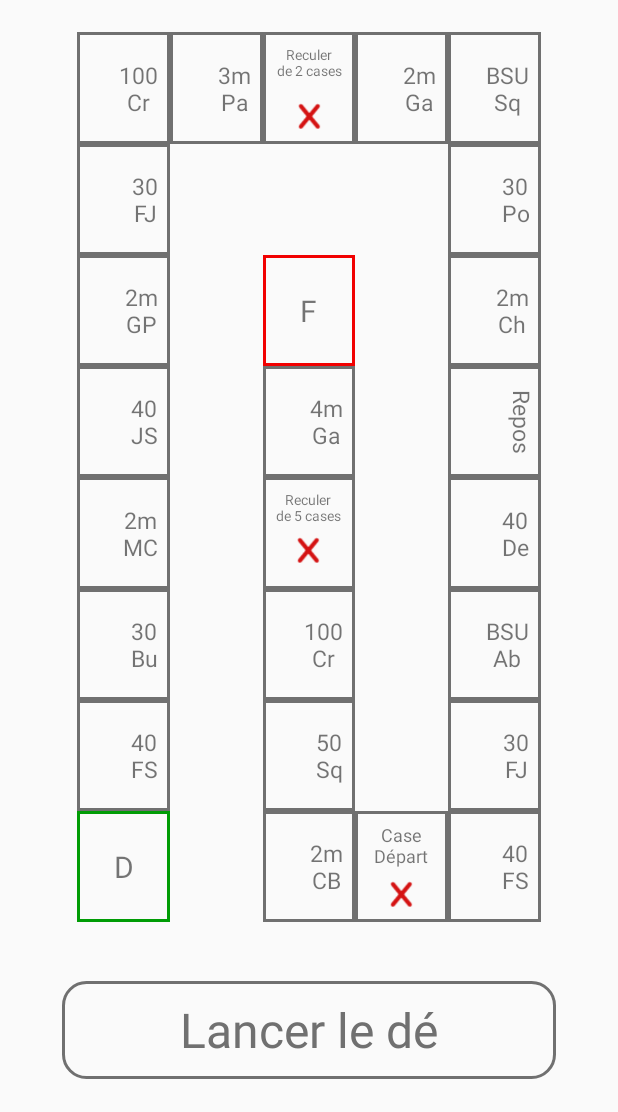
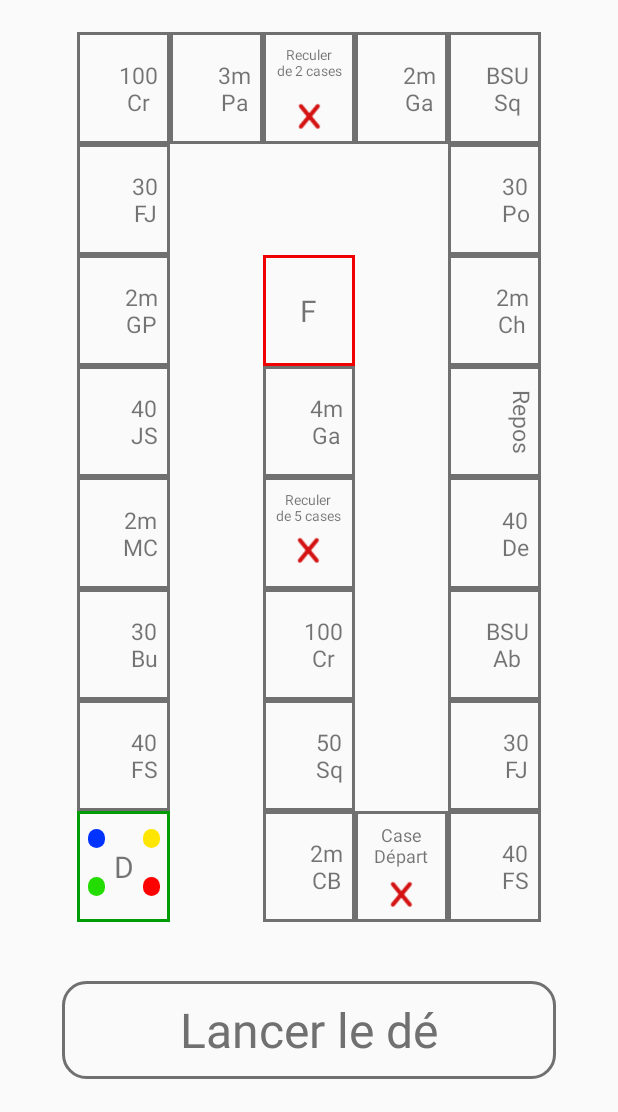
Before and after one commit to CornierQuentin/LePetitFlo, an Android app: the screen it shows after launch (MainActivity), on a phone screen of 412 x 824 dp, the part 124-1236 px from its top. Run offline under Robolectric (Android 15) with nearby library versions, the phone set to English and light mode, and no system bars.

Commit message:
Création des 4 pions dans leurs positions initiales, création d'une fonction rattacher au clique du bouton "Lancer le dé" permettant de déplacer le pion 1 vers la case 21

```diff
--- a/app/src/main/java/fr/cornier/lepetitflo/MainActivity.kt
+++ b/app/src/main/java/fr/cornier/lepetitflo/MainActivity.kt
@@ -2,11 +2,26 @@ package fr.cornier.lepetitflo
 
 import androidx.appcompat.app.AppCompatActivity
 import android.os.Bundle
+import android.view.View
+import android.widget.Button
+import androidx.constraintlayout.widget.ConstraintSet
+import kotlinx.android.synthetic.main.activity_main.*
 
 class MainActivity : AppCompatActivity() {
+
+    val set = ConstraintSet()
 
     override fun onCreate(savedInstanceState: Bundle?) {
         super.onCreate(savedInstanceState)
         setContentView(R.layout.activity_main)
     }
+    fun test (button: View) {
+        val result = (1..24).random()
+
+        set.clone(constraintLayout)
+        set.connect(player1.id, ConstraintSet.TOP, case21.id, ConstraintSet.TOP, 25)
+        set.connect(player1.id, ConstraintSet.START, case21.id, ConstraintSet.START, 20)
+        set.applyTo(constraintLayout)
+    }
+
 }
--- /dev/null
+++ b/app/src/main/res/drawable/player1.xml
@@ -0,0 +1,8 @@
+<?xml version="1.0" encoding="utf-8"?>
+<shape xmlns:android="http://schemas.android.com/apk/res/android">
+
+    <solid android:color="#0033FF" />
+
+    <corners android:radius="90dp" />
+
+</shape>
--- /dev/null
+++ b/app/src/main/res/drawable/player2.xml
@@ -0,0 +1,8 @@
+<?xml version="1.0" encoding="utf-8"?>
+<shape xmlns:android="http://schemas.android.com/apk/res/android">
+
+    <solid android:color="#23DC00" />
+
+    <corners android:radius="90dp" />
+
+</shape>
--- /dev/null
+++ b/app/src/main/res/drawable/player3.xml
@@ -0,0 +1,8 @@
+<?xml version="1.0" encoding="utf-8"?>
+<shape xmlns:android="http://schemas.android.com/apk/res/android">
+
+    <solid android:color="#FFE600" />
+
+    <corners android:radius="90dp" />
+
+</shape>
--- /dev/null
+++ b/app/src/main/res/drawable/player4.xml
@@ -0,0 +1,8 @@
+<?xml version="1.0" encoding="utf-8"?>
+<shape xmlns:android="http://schemas.android.com/apk/res/android">
+
+    <solid android:color="#FF0000" />
+
+    <corners android:radius="90dp" />
+
+</shape>
--- a/app/src/main/res/layout/activity_main.xml
+++ b/app/src/main/res/layout/activity_main.xml
@@ -1,5 +1,6 @@
 <?xml version="1.0" encoding="utf-8"?>
 <androidx.constraintlayout.widget.ConstraintLayout xmlns:android="http://schemas.android.com/apk/res/android"
+    android:id="@+id/constraintLayout"
     xmlns:app="http://schemas.android.com/apk/res-auto"
     xmlns:tools="http://schemas.android.com/tools"
     android:layout_width="match_parent"
@@ -35,6 +36,7 @@
         android:layout_height="0dp"
         android:background="@drawable/custom_button"
         android:fontFamily="sans-serif"
+        android:onClick="test"
         android:text="Lancer le dé"
         android:textAllCaps="false"
         android:textColor="#707070"
@@ -697,4 +699,52 @@
         android:layout_height="wrap_content"
         android:orientation="vertical"
         app:layout_constraintGuide_percent="0.20924574" />
+
+    <View
+        android:id="@+id/player1"
+        android:layout_width="0dp"
+        android:layout_height="0dp"
+        android:layout_marginStart="7dp"
+        android:layout_marginTop="12dp"
+        android:background="@drawable/player1"
+        app:layout_constraintHeight_percent="0.015"
+        app:layout_constraintStart_toStartOf="@+id/caseD"
+        app:layout_constraintTop_toTopOf="@+id/caseD"
+        app:layout_constraintWidth_percent="0.027" />
+
+    <View
+        android:id="@+id/player2"
+        android:layout_width="0dp"
+        android:layout_height="0dp"
+        android:layout_marginStart="7dp"
+        android:layout_marginTop="44dp"
+        android:background="@drawable/player2"
+        app:layout_constraintHeight_percent="0.015"
+        app:layout_constraintStart_toStartOf="@+id/caseD"
+        app:layout_constraintTop_toTopOf="@+id/caseD"
+        app:layout_constraintWidth_percent="0.027" />
+
+    <View
+        android:id="@+id/player3"
+        android:layout_width="0dp"
+        android:layout_height="0dp"
+        android:layout_marginStart="44dp"
+        android:layout_marginTop="12dp"
+        android:background="@drawable/player3"
+        app:layout_constraintHeight_percent="0.015"
+        app:layout_constraintStart_toStartOf="@+id/caseD"
+        app:layout_constraintTop_toTopOf="@+id/caseD"
+        app:layout_constraintWidth_percent="0.027" />
+
+    <View
+        android:id="@+id/player4"
+        android:layout_width="0dp"
+        android:layout_height="0dp"
+        android:layout_marginStart="44dp"
+        android:layout_marginTop="44dp"
+        android:background="@drawable/player4"
+        app:layout_constraintHeight_percent="0.015"
+        app:layout_constraintStart_toStartOf="@+id/caseD"
+        app:layout_constraintTop_toTopOf="@+id/caseD"
+        app:layout_constraintWidth_percent="0.027" />
 </androidx.constraintlayout.widget.ConstraintLayout>
```
